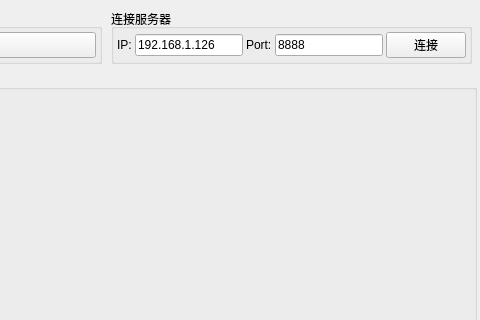
Before: the Qt Designer form client/widget.ui in BreezeLune/industrial-remote-support, drawn with Qt 5; both pictures show x 816 to 1296 and y 0 to 320 of the 1296 by 784 pixel window.
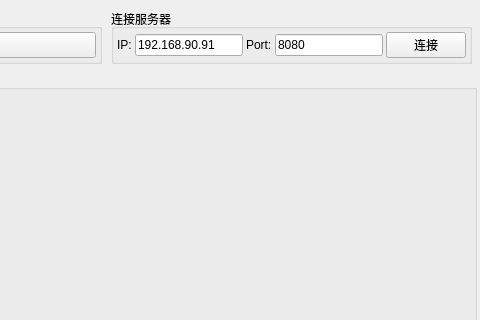
After: the same form once the commit is applied. The open tabs and pages were chosen to show the change. Custom widgets are drawn as their Qt base class.

The edit to the form file:
```diff
--- a/client/widget.ui
+++ b/client/widget.ui
@@ -243,7 +243,7 @@
            </size>
           </property>
           <property name="text">
-           <string>192.168.1.126</string>
+           <string>192.168.90.91</string>
           </property>
          </widget>
         </item>
@@ -269,7 +269,7 @@
            </size>
           </property>
           <property name="text">
-           <string>8888</string>
+           <string>8080</string>
           </property>
          </widget>
         </item>
```
Left out of the diff: 6 changed lines with no effect on the pictures.
